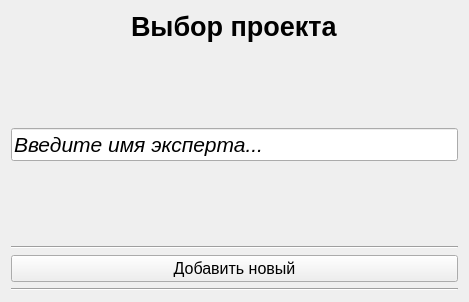
Before: the Qt Designer form expertreviewlib/projectchooser.ui in AndreyMlashkin/ExpertReview, drawn with Qt 5.
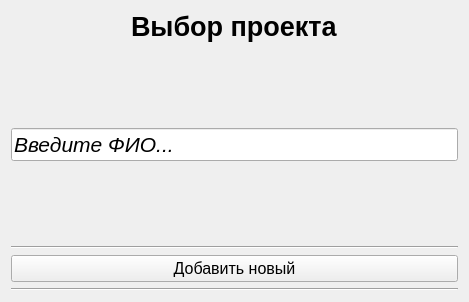
After: the same form once the commit is applied.

What changed in the file:
```diff
--- a/expertreviewlib/projectchooser.ui
+++ b/expertreviewlib/projectchooser.ui
@@ -52,7 +52,7 @@
         </font>
        </property>
        <property name="text">
-        <string>Введите имя эксперта...</string>
+        <string>Введите ФИО...</string>
        </property>
       </widget>
      </item>
```
